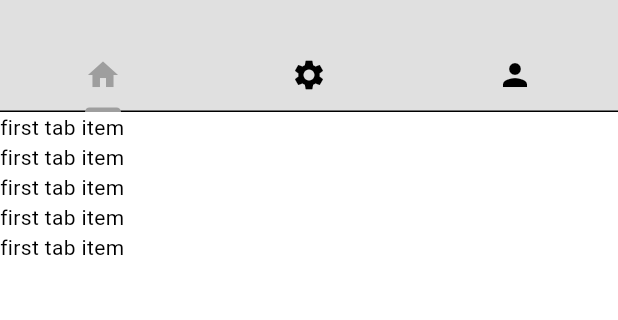
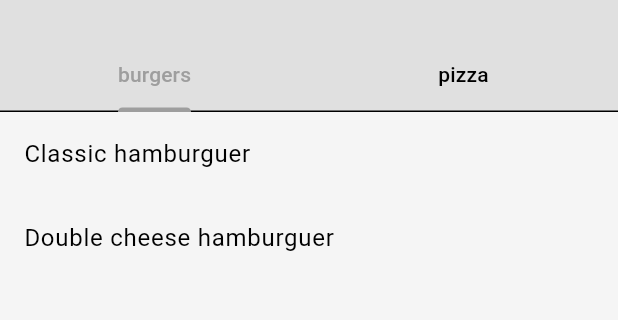
Before and after one commit to BryanAvalos23/delivery, a Flutter app: the screen it shows after launch, after a tap on "Sign In", on a phone screen of 412 x 824 dp, the part 398-718 px from its top. Run offline on Flutter 3.47's test engine with Material 3 defaults, Android fonts, the phone set to English and light mode, and no system bars.

Commit message:
feat: add new components and changes in pages
- Cambios en main.dart
- Cambios en restaurante .dart
- Cambios en home page
- Cambios en mytab bat
- Se agrego el archivo my food tile

Se filtro los alimentos segun su categoria y se filtraron las categorias
en el tab bar

```diff
--- a/lib/components/my_tab_bar.dart
+++ b/lib/components/my_tab_bar.dart
@@ -1,3 +1,4 @@
+import 'package:delivery/models/category.dart';
 import 'package:flutter/material.dart';
 
 class MyTabBar extends StatelessWidget {
@@ -8,27 +9,20 @@ class MyTabBar extends StatelessWidget {
     required this.tabController,
   });
 
+  List<Tab> _buildCategoryTabs() {
+    return FoodCategory.values.map((category) {
+      return Tab(
+        text: category.toString().split('.').last,
+      );
+    }).toList();
+  }
+
   @override
   Widget build(BuildContext context) {
     return Container(
       child: TabBar(
         controller: tabController,
-        tabs: const [
-          // first tab
-          Tab(
-            icon: Icon(Icons.home),
-          ),
-
-          // second tab
-          Tab(
-            icon: Icon(Icons.settings),
-          ),
-
-          // Three tab
-          Tab(
-            icon: Icon(Icons.person),
-          ),
-        ],
+        tabs: _buildCategoryTabs(),
       ),
     );
   }
--- a/lib/main.dart
+++ b/lib/main.dart
@@ -1,12 +1,19 @@
 import 'package:delivery/auth/login_or_register.dart';
+import 'package:delivery/models/restaurant.dart';
 import 'package:delivery/themes/theme_provider.dart';
 import 'package:flutter/material.dart';
 import 'package:provider/provider.dart';
 
 void main() {
   runApp(
-    ChangeNotifierProvider(
-      create: (context) => ThemeProvider(),
+    MultiProvider(
+      providers: [
+        // theme provider
+        ChangeNotifierProvider(create: (context) => ThemeProvider()),
+
+        // restaurant provider
+        ChangeNotifierProvider(create: (context) => Restaurant()),
+      ],
       child: const MyApp(),
     ),
   );
--- a/lib/models/restaurant.dart
+++ b/lib/models/restaurant.dart
@@ -1,8 +1,9 @@
 import 'package:delivery/models/addon.dart';
 import 'package:delivery/models/category.dart';
 import 'package:delivery/models/food.dart';
+import 'package:flutter/material.dart';
 
-class Restaurant {
+class Restaurant extends ChangeNotifier {
   // list menu
   final List<Food> _menu = [
     // burgers
@@ -78,7 +79,7 @@ class Restaurant {
       description: "One pizza with full flavor to the peperoni",
       imagePath: "lib/images/pizza/peperoni.png",
       price: 7.50,
-      category: FoodCategory.burgers,
+      category: FoodCategory.pizza,
       availableAddon: [
         Addon(
           name: "Extra cheese",
--- a/lib/pages/home_page.dart
+++ b/lib/pages/home_page.dart
@@ -2,8 +2,12 @@ import 'package:delivery/components/description_box.dart';
 import 'package:delivery/components/drawer.dart';
 import 'package:delivery/components/my_tab_bar.dart';
 import 'package:delivery/components/sliver_app_bar.dart';
+import 'package:delivery/models/category.dart';
+import 'package:delivery/models/food.dart';
+import 'package:delivery/models/restaurant.dart';
 import 'package:delivery/pages/current_location.dart';
 import 'package:flutter/material.dart';
+import 'package:provider/provider.dart';
 
 class HomePage extends StatefulWidget {
   const HomePage({super.key});
@@ -20,7 +24,8 @@ class _HomePageState extends State<HomePage>
   @override
   void initState() {
     super.initState();
-    _tabControles = TabController(length: 3, vsync: this);
+    _tabControles =
+        TabController(length: FoodCategory.values.length, vsync: this);
   }
 
   @override
@@ -29,9 +34,33 @@ class _HomePageState extends State<HomePage>
     super.dispose();
   }
 
+  // sort and return list food
+  List<Food> _filterMenuByCategory(FoodCategory category, List<Food> fullMenu) {
+    return fullMenu.where((food) => food.category == category).toList();
+  }
+
+  // return list of foods in give category
+  List<Widget> getFoodInCategory(List<Food> fullMenu) {
+    return FoodCategory.values.map((category) {
+      List<Food> categoryMenu = _filterMenuByCategory(category, fullMenu);
+
+      return ListView.builder(
+        itemCount: categoryMenu.length,
+        physics: const NeverScrollableScrollPhysics(),
+        padding: EdgeInsets.zero,
+        itemBuilder: (context, index) {
+          return ListTile(
+            title: Text(categoryMenu[index].name),
+          );
+        },
+      );
+    }).toList();
+  }
+
   @override
   Widget build(BuildContext context) {
     return Scaffold(
+      backgroundColor: Theme.of(context).colorScheme.secondary,
       drawer: const MyDrawer(),
       body: NestedScrollView(
         headerSliverBuilder: (context, innerBoxIsScrolled) => [
@@ -56,28 +85,13 @@ class _HomePageState extends State<HomePage>
             ),
           ),
         ],
-          body: TabBarView(
+        body: Consumer<Restaurant>(
+          builder: (context, restaurant, child) => TabBarView(
             controller: _tabControles,
-            children: [
-              // first tab
-              ListView.builder(
-                itemCount: 5,
-                itemBuilder: (context, index) => const Text("first tab item"),
+            children: getFoodInCategory(restaurant.menu),
           ),
-
-              // second tab
-              ListView.builder(
-                itemCount: 5,
-                itemBuilder: (context, index) => const Text("second tab item"),
         ),
-
-              // third tab
-              ListView.builder(
-                itemCount: 5,
-                itemBuilder: (context, index) => const Text("third tab item"),
       ),
-            ],
-          )),
     );
   }
 }
```
Also changed, not shown: lib/components/my_food_tile.dart (added). Lines whose indentation alone changed are shown as unchanged.
